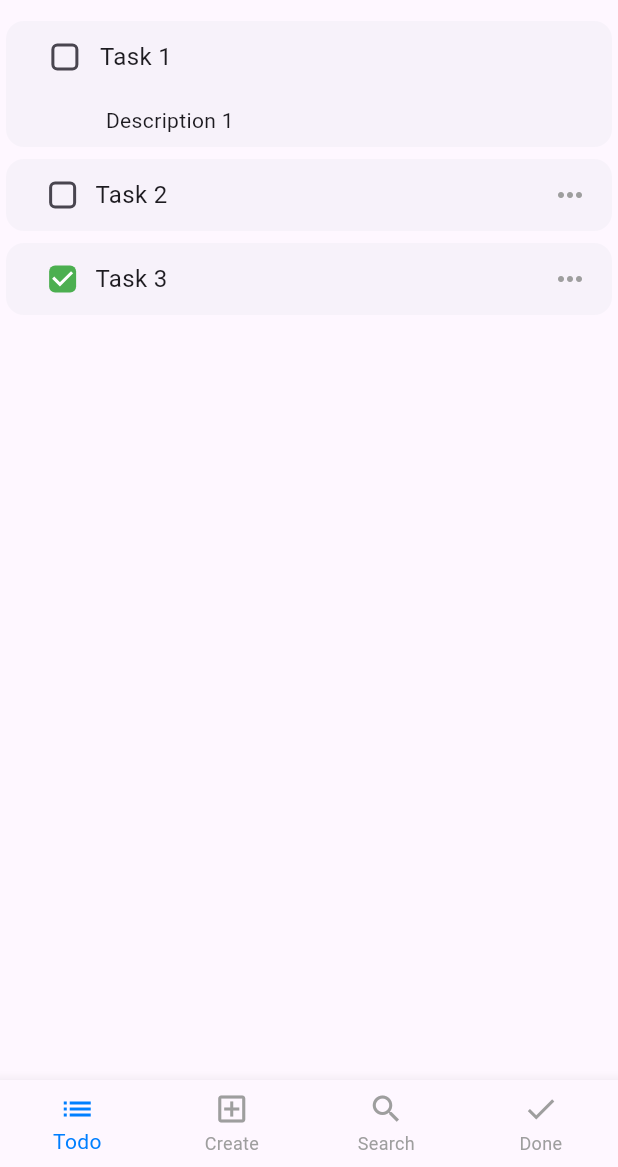
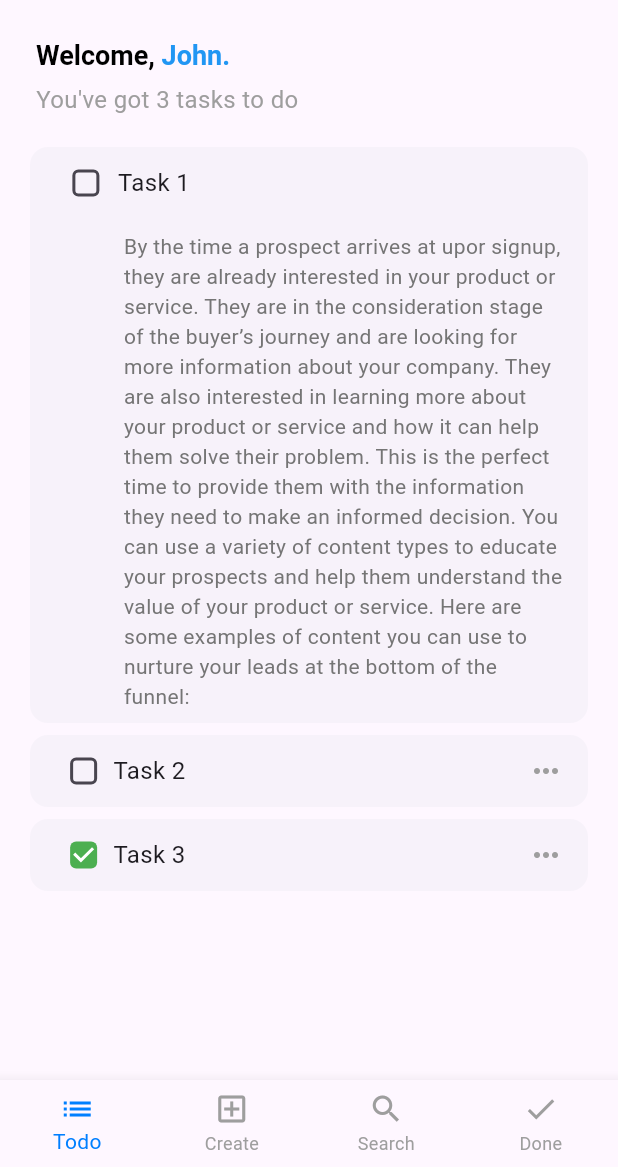
Before and after one commit to LerryGO/WLConsultings-ToDo-Challenge, a Flutter app: the screen it shows after launch, after a tap on "Task 1", on a phone screen of 412 x 824 dp, the part 69-1236 px from its top. Run offline on Flutter 3.47's test engine with Material 3 defaults, Android fonts, the phone set to English and light mode, and no system bars; our stand-ins replace sqflite; accounts and stored records are empty.

Commit message:
todo list tab view done

```diff
--- a/lib/src/ui/task/component/task_item_card.dart
+++ b/lib/src/ui/task/component/task_item_card.dart
@@ -92,7 +92,10 @@ class _TaskItemCardState extends State<TaskItemCard> {
                                 horizontal: 16.0, vertical: 8.0),
                             child: Text(
                               widget.description,
-                              style: TextStyle(fontSize: 14),
+                              style: TextStyle(
+                                fontSize: 14,
+                                color: Colors.grey[600],
+                              ),
                             ),
                           ),
                         ),
--- a/lib/src/ui/task/component/task_list.dart
+++ b/lib/src/ui/task/component/task_list.dart
@@ -1,5 +1,4 @@
 import 'package:flutter/material.dart';
-
 
 import '../../../domain/models/task_model.dart';
 import 'task_item_card.dart';
@@ -18,7 +17,10 @@ class TaskList extends StatelessWidget {
         final description = _todoList[index].description;
         final isCompleted = _todoList[index].isCompleted;
         return TaskItemCard(
-            title: title, description: description, isCompleted: isCompleted);
+          title: title,
+          description: description,
+          isCompleted: isCompleted,
+        );
       },
     );
   }
--- /dev/null
+++ b/lib/src/ui/task/component/welcome_header.dart
@@ -0,0 +1,54 @@
+import 'package:flutter/material.dart';
+
+class WelcomeHeader extends StatelessWidget {
+  final String _name;
+  final String _message;
+  const WelcomeHeader(
+      {super.key, required String name, required String message})
+      : _name = name,
+        _message = message;
+
+  @override
+  Widget build(BuildContext context) {
+    return Padding(
+      padding: const EdgeInsets.symmetric(horizontal: 8),
+      child: Column(
+        crossAxisAlignment: CrossAxisAlignment.start,
+        spacing: 8,
+        children: [
+          RichText(
+            text: TextSpan(
+              style: TextStyle(
+                fontSize: 18,
+                color: Colors.black,
+                fontWeight: FontWeight.bold,
+              ),
+              children: [
+                TextSpan(
+                  text: 'Welcome, ',
+                  style: TextStyle(
+                    color: Colors.black,
+                  ),
+                ),
+                TextSpan(
+                  text: '$_name.',
+                  style: TextStyle(
+                    color: Colors.blue,
+                  ),
+                ),
+              ],
+            ),
+          ),
+          Text(
+            _message,
+            style: TextStyle(
+              fontSize: 16,
+              color: Colors.grey,
+              fontWeight: FontWeight.normal,
+            ),
+          ),
+        ],
+      ),
+    );
+  }
+}
--- /dev/null
+++ b/lib/src/ui/task/task_list_tab.dart
@@ -0,0 +1,53 @@
+import 'package:flutter/material.dart';
+import 'package:todo_challenge_2/src/ui/task/component/task_list.dart';
+import 'package:todo_challenge_2/src/ui/task/component/welcome_header.dart';
+
+import '../../domain/models/task_model.dart';
+
+class TaskListTab extends StatefulWidget {
+  const TaskListTab({super.key});
+
+  @override
+  State<TaskListTab> createState() => _TaskListTabState();
+}
+
+class _TaskListTabState extends State<TaskListTab> {
+  final List<TaskModel> _todoList = [
+    TaskModel(
+      id: 1,
+      title: 'Task 1',
+      description:
+          'By the time a prospect arrives at upor signup, they are already interested in your product or service. They are in the consideration stage of the buyer’s journey and are looking for more information about your company. They are also interested in learning more about your product or service and how it can help them solve their problem. This is the perfect time to provide them with the information they need to make an informed decision. You can use a variety of content types to educate your prospects and help them understand the value of your product or service. Here are some examples of content you can use to nurture your leads at the bottom of the funnel:',
+      isCompleted: false,
+    ),
+    TaskModel(
+      id: 2,
+      title: 'Task 2',
+      description: 'Description 2',
+      isCompleted: false,
+    ),
+    TaskModel(
+      id: 3,
+      title: 'Task 3',
+      description: 'Description 3',
+      isCompleted: true,
+    ),
+  ];
+
+  @override
+  Widget build(BuildContext context) {
+    return Padding(
+      padding: const EdgeInsets.fromLTRB(16, 16, 16, 0),
+      child: Column(
+        crossAxisAlignment: CrossAxisAlignment.stretch,
+        spacing: 16,
+        children: [
+          WelcomeHeader(name: "John", message: "You've got 3 tasks to do "),
+          Expanded(
+            child: TaskList(todoList: _todoList),
+          )
+        ],
+      ),
+    );
+  }
+}
--- a/lib/src/ui/todo/todo_page.dart
+++ b/lib/src/ui/todo/todo_page.dart
@@ -1,6 +1,5 @@
 import 'package:flutter/material.dart';
-import 'package:todo_challenge_2/src/domain/models/task_model.dart';
-import 'package:todo_challenge_2/src/ui/task/component/task_list.dart';
+import 'package:todo_challenge_2/src/ui/task/task_list_tab.dart';
 import 'package:todo_challenge_2/src/ui/todo/components/app_header.dart';
 import 'package:todo_challenge_2/src/ui/todo/components/custom_bottom_navigation_bar.dart';
 
@@ -12,26 +11,6 @@ class TodoPage extends StatefulWidget {
 }
 
 class _TodoPageState extends State<TodoPage> {
-  final List<TaskModel> _todoList = [
-    TaskModel(
-      id: 1,
-      title: 'Task 1',
-      description: 'Description 1',
-      isCompleted: false,
-    ),
-    TaskModel(
-      id: 2,
-      title: 'Task 2',
-      description: 'Description 2',
-      isCompleted: false,
-    ),
-    TaskModel(
-      id: 3,
-      title: 'Task 3',
-      description: 'Description 3',
-      isCompleted: true,
-    ),
-  ];
   final PageController _pageController = PageController();
   int _selectedIndex = 0;
 
@@ -52,8 +31,9 @@ class _TodoPageState extends State<TodoPage> {
       ),
       body: PageView(
         controller: _pageController,
+        physics: NeverScrollableScrollPhysics(),
         children: [
-          TaskList(todoList: _todoList),
+          TaskListTab(),
           Center(
             child: Text('Create Page'),
           ),
```
